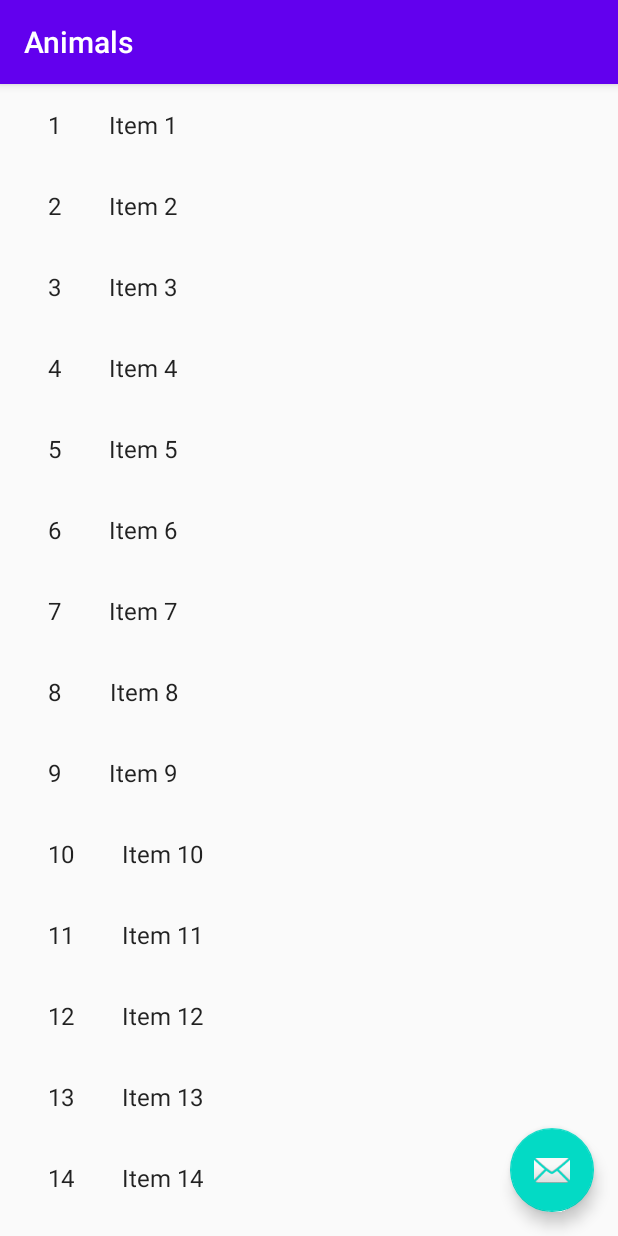
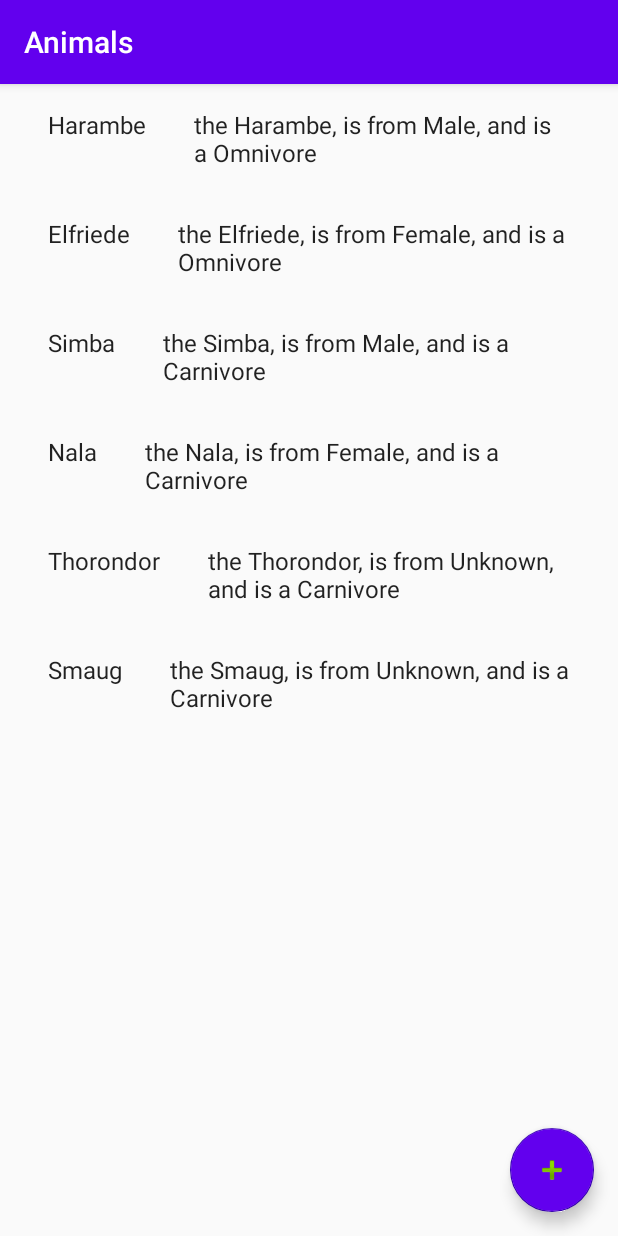
Before and after one commit to DAFigueiredo/KotlinZoo, an Android app: the screen it shows after launch (AnimalListActivity), on a phone screen of 412 x 824 dp. Run offline under Robolectric (Android 15) with nearby library versions, the phone set to English and light mode, and no system bars.

Commit message:
new update

```diff
--- a/app/src/main/java/com/example/kotlinzoo/AnimalListActivity.kt
+++ /dev/null
@@ -1,117 +0,0 @@
-package com.example.kotlinzoo
-
-import android.content.Intent
-import android.os.Bundle
-import androidx.core.widget.NestedScrollView
-import androidx.appcompat.app.AppCompatActivity
-import androidx.recyclerview.widget.RecyclerView
-import androidx.appcompat.widget.Toolbar
-import com.google.android.material.floatingactionbutton.FloatingActionButton
-import com.google.android.material.snackbar.Snackbar
-import android.view.LayoutInflater
-import android.view.View
-import android.view.ViewGroup
-import android.widget.TextView
-
-import com.example.kotlinzoo.dummy.DummyContent
-
-/**
- * An activity representing a list of Pings. This activity
- * has different presentations for handset and tablet-size devices. On
- * handsets, the activity presents a list of items, which when touched,
- * lead to a [AnimalDetailActivity] representing
- * item details. On tablets, the activity presents the list of items and
- * item details side-by-side using two vertical panes.
- */
-class AnimalListActivity : AppCompatActivity() {
-
-    /**
-     * Whether or not the activity is in two-pane mode, i.e. running on a tablet
-     * device.
-     */
-    private var twoPane: Boolean = false
-
-    override fun onCreate(savedInstanceState: Bundle?) {
-        super.onCreate(savedInstanceState)
-        setContentView(R.layout.activity_animal_list)
-
-        val toolbar = findViewById<Toolbar>(R.id.toolbar)
-        setSupportActionBar(toolbar)
-        toolbar.title = title
-
-        findViewById<FloatingActionButton>(R.id.fab).setOnClickListener { view ->
-            Snackbar.make(view, "Replace with your own action", Snackbar.LENGTH_LONG)
-                .setAction("Action", null).show()
-        }
-
-        if (findViewById<NestedScrollView>(R.id.animal_detail_container) != null) {
-            // The detail container view will be present only in the
-            // large-screen layouts (res/values-w900dp).
-            // If this view is present, then the
-            // activity should be in two-pane mode.
-            twoPane = true
-        }
-
-        setupRecyclerView(findViewById(R.id.animal_list))
-    }
-
-    private fun setupRecyclerView(recyclerView: RecyclerView) {
-        recyclerView.adapter = SimpleItemRecyclerViewAdapter(this, DummyContent.ITEMS, twoPane)
-    }
-
-    class SimpleItemRecyclerViewAdapter(
-        private val parentActivity: AnimalListActivity,
-        private val values: List<DummyContent.DummyItem>,
-        private val twoPane: Boolean
-    ) :
-        RecyclerView.Adapter<SimpleItemRecyclerViewAdapter.ViewHolder>() {
-
-        private val onClickListener: View.OnClickListener
-
-        init {
-            onClickListener = View.OnClickListener { v ->
-                val item = v.tag as DummyContent.DummyItem
-                if (twoPane) {
-                    val fragment = AnimalDetailFragment().apply {
-                        arguments = Bundle().apply {
-                            putString(AnimalDetailFragment.ARG_ITEM_ID, item.id)
-                        }
-                    }
-                    parentActivity.supportFragmentManager
-                        .beginTransaction()
-                        .replace(R.id.animal_detail_container, fragment)
-                        .commit()
-                } else {
-                    val intent = Intent(v.context, AnimalDetailActivity::class.java).apply {
-                        putExtra(AnimalDetailFragment.ARG_ITEM_ID, item.id)
-                    }
-                    v.context.startActivity(intent)
-                }
-            }
-        }
-
-        override fun onCreateViewHolder(parent: ViewGroup, viewType: Int): ViewHolder {
-            val view = LayoutInflater.from(parent.context)
-                .inflate(R.layout.animal_list_content, parent, false)
-            return ViewHolder(view)
-        }
-
-        override fun onBindViewHolder(holder: ViewHolder, position: Int) {
-            val item = values[position]
-            holder.idView.text = item.id
-            holder.contentView.text = item.content
-
-            with(holder.itemView) {
-                tag = item
-                setOnClickListener(onClickListener)
-            }
-        }
-
-        override fun getItemCount() = values.size
-
-        inner class ViewHolder(view: View) : RecyclerView.ViewHolder(view) {
-            val idView: TextView = view.findViewById(R.id.id_text)
-            val contentView: TextView = view.findViewById(R.id.content)
-        }
-    }
-}
--- a/app/src/main/java/com/example/kotlinzoo/AnimalDetailActivity.kt
+++ b/app/src/main/java/com/example/kotlinzoo/UI/AnimalDetailActivity.kt
@@ -1,4 +1,4 @@
-package com.example.kotlinzoo
+package com.example.kotlinzoo.UI
 
 import android.content.Intent
 import android.os.Bundle
@@ -6,6 +6,7 @@ import com.google.android.material.floatingactionbutton.FloatingActionButton
 import com.google.android.material.snackbar.Snackbar
 import androidx.appcompat.app.AppCompatActivity
 import android.view.MenuItem
+import com.example.kotlinzoo.R
 
 /**
  * An activity representing a single Animal detail screen. This
--- a/app/src/main/java/com/example/kotlinzoo/AnimalDetailFragment.kt
+++ b/app/src/main/java/com/example/kotlinzoo/UI/AnimalDetailFragment.kt
@@ -1,4 +1,4 @@
-package com.example.kotlinzoo
+package com.example.kotlinzoo.UI
 
 import android.os.Bundle
 import androidx.fragment.app.Fragment
@@ -7,6 +7,7 @@ import android.view.LayoutInflater
 import android.view.View
 import android.view.ViewGroup
 import android.widget.TextView
+import com.example.kotlinzoo.R
 import com.example.kotlinzoo.dummy.DummyContent
 
 /**
--- /dev/null
+++ b/app/src/main/java/com/example/kotlinzoo/UI/AnimalListActivity.kt
@@ -0,0 +1,154 @@
+package com.example.kotlinzoo.UI
+
+import android.os.Bundle
+import androidx.core.widget.NestedScrollView
+import androidx.appcompat.app.AppCompatActivity
+import androidx.recyclerview.widget.RecyclerView
+import androidx.appcompat.widget.Toolbar
+import com.google.android.material.floatingactionbutton.FloatingActionButton
+import android.view.LayoutInflater
+import android.view.View
+import android.view.ViewGroup
+import android.widget.TextView
+import android.widget.Toast
+import com.example.kotlinzoo.R
+import com.example.kotlinzoo.business.enumerations.FamilyType
+import com.example.kotlinzoo.business.enumerations.FoodType
+import com.example.kotlinzoo.business.enumerations.SexType
+import com.example.kotlinzoo.business.model.Animal
+import com.example.kotlinzoo.business.model.Zoo
+import kotlinx.android.synthetic.main.animal_list.*
+
+/**
+ * An activity representing a list of Pings. This activity
+ * has different presentations for handset and tablet-size devices. On
+ * handsets, the activity presents a list of items, which when touched,
+ * lead to a [AnimalDetailActivity] representing
+ * item details. On tablets, the activity presents the list of items and
+ * item details side-by-side using two vertical panes.
+ */
+class AnimalListActivity : AppCompatActivity() {
+
+    /**
+     * Whether or not the activity is in two-pane mode, i.e. running on a tablet
+     * device.
+     */
+    private var twoPane: Boolean = false
+
+    var zoo: Zoo? = null
+
+    override fun onCreate(savedInstanceState: Bundle?) {
+        super.onCreate(savedInstanceState)
+        setContentView(R.layout.activity_animal_list)
+
+        var gorilla1: Animal = Animal("Harambe", SexType.Male, "Silverback Gorilla", FamilyType.Mammal, FoodType.Omnivore)
+        gorilla1.imageURL = "https://lorempixel.com/400/200/animals/"
+        var orangutan1: Animal = Animal("Elfriede", SexType.Female, "Orangutan", FamilyType.Mammal, FoodType.Omnivore)
+        orangutan1.imageURL = "https://lorempixel.com/400/200/animals/"
+        var lion1: Animal = Animal("Simba", SexType.Male, "Lion", FamilyType.Mammal, FoodType.Carnivore)
+        lion1.imageURL = "https://lorempixel.com/400/200/animals/"
+        var lion2: Animal = Animal("Nala", SexType.Female, "Lion", FamilyType.Mammal, FoodType.Carnivore)
+        lion2.imageURL = "https://lorempixel.com/400/200/animals/"
+        var eagle1: Animal = Animal("Thorondor", SexType.Unknown, "Harpy Eagle", FamilyType.Bird, FoodType.Carnivore)
+        eagle1.imageURL = "https://lorempixel.com/400/200/animals/"
+        var lizard1: Animal = Animal("Smaug", SexType.Unknown, "Komodo Dragon", FamilyType.Reptile, FoodType.Carnivore)
+        lizard1.imageURL = "https://lorempixel.com/400/200/animals/"
+
+        zoo = Zoo("Parkland")
+
+        zoo?.let {
+
+            it.animalList.add(gorilla1)
+            it.animalList.add(orangutan1)
+            it.animalList.add(lion1)
+            it.animalList.add(lion2)
+            it.animalList.add(eagle1)
+            it.animalList.add(lizard1)
+
+        }
+        val toolbar = findViewById<Toolbar>(R.id.toolbar)
+        setSupportActionBar(toolbar)
+        toolbar.title = title
+
+        findViewById<FloatingActionButton>(R.id.fab).setOnClickListener { view ->
+            var lizard2: Animal = Animal("Lagarto", SexType.Male, "Osga", FamilyType.Reptile, FoodType.Other)
+            zoo?.animalList?.add(lizard2)
+
+            recyclerView_animal_list.adapter?.notifyDataSetChanged()
+
+        }
+
+        if (findViewById<NestedScrollView>(R.id.animal_detail_container) != null) {
+            // The detail container view will be present only in the
+            // large-screen layouts (res/values-w900dp).
+            // If this view is present, then the
+            // activity should be in two-pane mode.
+            twoPane = true
+        }
+
+        setupRecyclerView(recyclerView_animal_list)
+    }
+
+    private fun setupRecyclerView(recyclerView: RecyclerView) {
+        zoo?.animalList?.let { animalList: MutableList<Animal> ->
+
+            recyclerView.adapter = SimpleItemRecyclerViewAdapter(this, animalList, twoPane)
+        }
+    }
+
+    class SimpleItemRecyclerViewAdapter(
+        private val parentActivity: AnimalListActivity,
+        private val values: MutableList<Animal>,
+        private val twoPane: Boolean
+    ) :
+        RecyclerView.Adapter<SimpleItemRecyclerViewAdapter.ViewHolder>() {
+
+        private val onClickListener: View.OnClickListener
+
+        init {
+            onClickListener = View.OnClickListener { v ->
+//                val item = v.tag as DummyContent.DummyItem
+//                if (twoPane) {
+//                    val fragment = AnimalDetailFragment().apply {
+//                        arguments = Bundle().apply {
+//                            putString(AnimalDetailFragment.ARG_ITEM_ID, item.id)
+//                        }
+//                    }
+//                    parentActivity.supportFragmentManager
+//                        .beginTransaction()
+//                        .replace(R.id.animal_detail_container, fragment)
+//                        .commit()
+//                } else {
+//                    val intent = Intent(v.context, AnimalDetailActivity::class.java).apply {
+//                        putExtra(AnimalDetailFragment.ARG_ITEM_ID, item.id)
+//                    }
+//                    v.context.startActivity(intent)
+//                }
+            }
+        }
+
+        override fun onCreateViewHolder(parent: ViewGroup, viewType: Int): ViewHolder {
+            val view = LayoutInflater.from(parent.context)
+                .inflate(R.layout.animal_list_content, parent, false)
+            return ViewHolder(view)
+        }
+
+        override fun onBindViewHolder(holder: ViewHolder, position: Int) {
+            val animal = values[position]
+            holder.idView.text = animal.name
+            holder.contentView.text = animal.getDescription()
+
+            with(holder.itemView) {
+                tag = animal
+                setOnClickListener(onClickListener)
+            }
+        }
+
+        override fun getItemCount() = values.size
+
+        inner class ViewHolder(view: View) : RecyclerView.ViewHolder(view) {
+            val idView: TextView = view.findViewById(R.id.id_text)
+            val contentView: TextView = view.findViewById(R.id.content)
+        }
+    }
+}
--- a/app/src/main/java/com/example/kotlinzoo/business/model/Animal.kt
+++ b/app/src/main/java/com/example/kotlinzoo/business/model/Animal.kt
@@ -32,4 +32,7 @@ class Animal {
         return age
     }
 
+    fun getDescription(): String {
+        return "the $name, is from $sex, and is a $foodType"
+    }
 }
--- a/app/src/main/res/layout-w900dp/animal_list.xml
+++ b/app/src/main/res/layout-w900dp/animal_list.xml
@@ -10,7 +10,7 @@
     android:divider="?android:attr/dividerHorizontal"
     android:orientation="horizontal"
     android:showDividers="middle"
-    tools:context=".AnimalListActivity">
+    tools:context=".UI.AnimalListActivity">
 
     <!--
     This layout is a two-pane layout for the Animals master/detail flow.
@@ -18,14 +18,14 @@
 
     <androidx.recyclerview.widget.RecyclerView xmlns:android="http://schemas.android.com/apk/res/android"
         xmlns:tools="http://schemas.android.com/tools"
-        android:id="@+id/animal_list"
+        android:id="@+id/recyclerView_animal_list"
         android:name="com.example.kotlinzoo.AnimalListFragment"
         android:layout_width="@dimen/item_width"
         android:layout_height="match_parent"
         android:layout_marginLeft="16dp"
         android:layout_marginRight="16dp"
         app:layoutManager="LinearLayoutManager"
-        tools:context="com.example.kotlinzoo.AnimalListActivity"
+        tools:context="com.example.kotlinzoo.UI.AnimalListActivity"
         tools:listitem="@layout/animal_list_content" />
 
     <FrameLayout
--- a/app/src/main/res/layout/activity_animal_detail.xml
+++ b/app/src/main/res/layout/activity_animal_detail.xml
@@ -5,7 +5,7 @@
     android:layout_width="match_parent"
     android:layout_height="match_parent"
     android:fitsSystemWindows="true"
-    tools:context=".AnimalDetailActivity"
+    tools:context=".UI.AnimalDetailActivity"
     tools:ignore="MergeRootFrame">
 
     <com.google.android.material.appbar.AppBarLayout
--- a/app/src/main/res/layout/activity_animal_list.xml
+++ b/app/src/main/res/layout/activity_animal_list.xml
@@ -5,7 +5,7 @@
     android:layout_width="match_parent"
     android:layout_height="match_parent"
     android:fitsSystemWindows="true"
-    tools:context=".AnimalListActivity">
+    tools:context=".UI.AnimalListActivity">
 
     <com.google.android.material.appbar.AppBarLayout
         android:id="@+id/app_bar"
@@ -36,6 +36,8 @@
         android:layout_height="wrap_content"
         android:layout_gravity="bottom|end"
         android:layout_margin="@dimen/fab_margin"
-        app:srcCompat="@android:drawable/ic_dialog_email" />
+        android:backgroundTint="@color/colorPrimary"
+        app:backgroundTint="@color/colorPrimaryDark"
+        app:srcCompat="@android:drawable/ic_input_add" />
 
 </androidx.coordinatorlayout.widget.CoordinatorLayout>
--- a/app/src/main/res/layout/animal_detail.xml
+++ b/app/src/main/res/layout/animal_detail.xml
@@ -7,4 +7,4 @@
     android:layout_height="match_parent"
     android:padding="16dp"
     android:textIsSelectable="true"
-    tools:context=".AnimalDetailFragment" />
+    tools:context=".UI.AnimalDetailFragment" />
--- a/app/src/main/res/layout/animal_list.xml
+++ b/app/src/main/res/layout/animal_list.xml
@@ -2,12 +2,12 @@
 <androidx.recyclerview.widget.RecyclerView xmlns:android="http://schemas.android.com/apk/res/android"
     xmlns:app="http://schemas.android.com/apk/res-auto"
     xmlns:tools="http://schemas.android.com/tools"
-    android:id="@+id/animal_list"
+    android:id="@+id/recyclerView_animal_list"
     android:name="com.example.kotlinzoo.AnimalListFragment"
     android:layout_width="match_parent"
     android:layout_height="match_parent"
     android:layout_marginLeft="16dp"
     android:layout_marginRight="16dp"
     app:layoutManager="LinearLayoutManager"
-    tools:context=".AnimalListActivity"
+    tools:context=".UI.AnimalListActivity"
     tools:listitem="@layout/animal_list_content" />
```
Also changed, not shown: app/src/main/AndroidManifest.xml (+4 -4 lines).
